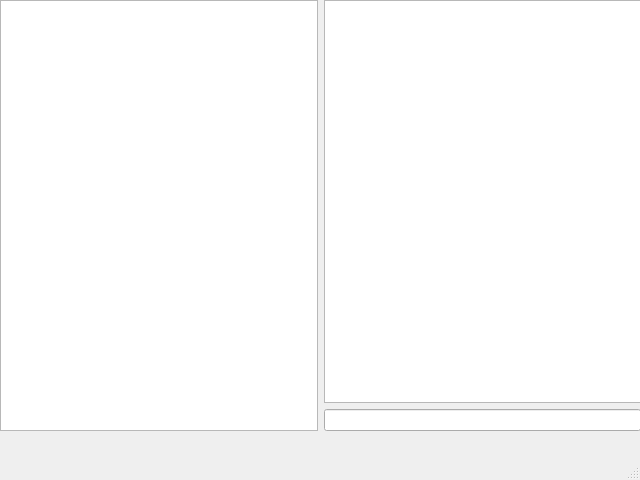
Above: ui/qqclient/cw.ui from StephenYang190/CommuteSoftWare before the change. Below: the same form after it.
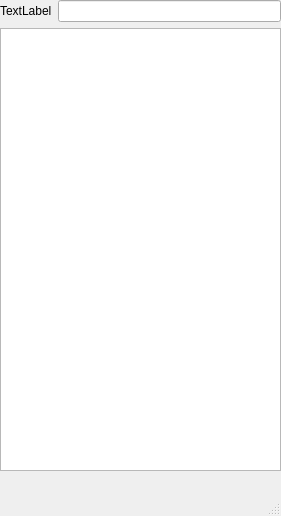
That is the form after the change.

```diff
--- a/ui/qqclient/cw.ui
+++ b/ui/qqclient/cw.ui
@@ -6,8 +6,8 @@
    <rect>
     <x>0</x>
     <y>0</y>
-    <width>640</width>
-    <height>480</height>
+    <width>281</width>
+    <height>516</height>
    </rect>
   </property>
   <property name="windowTitle">
@@ -19,24 +19,28 @@
      <rect>
       <x>0</x>
       <y>0</y>
-      <width>641</width>
-      <height>431</height>
+      <width>281</width>
+      <height>471</height>
      </rect>
     </property>
-    <layout class="QHBoxLayout" name="horizontalLayout">
+    <layout class="QVBoxLayout" name="verticalLayout">
      <item>
-      <widget class="QListWidget" name="frilist"/>
-     </item>
-     <item>
-      <layout class="QVBoxLayout" name="verticalLayout">
+      <layout class="QHBoxLayout" name="horizontalLayout">
        <item>
-        <widget class="QPlainTextEdit" name="mssview"/>
+        <widget class="QLabel" name="personalID">
+         <property name="text">
+          <string>TextLabel</string>
+         </property>
+        </widget>
        </item>
        <item>
-        <widget class="QLineEdit" name="msssend"/>
+        <widget class="QLineEdit" name="SendF"/>
        </item>
       </layout>
      </item>
+     <item>
+      <widget class="QListWidget" name="frilist"/>
+     </item>
     </layout>
    </widget>
   </widget>
```
Left out of the diff: 6 changed lines with no effect on the pictures.
